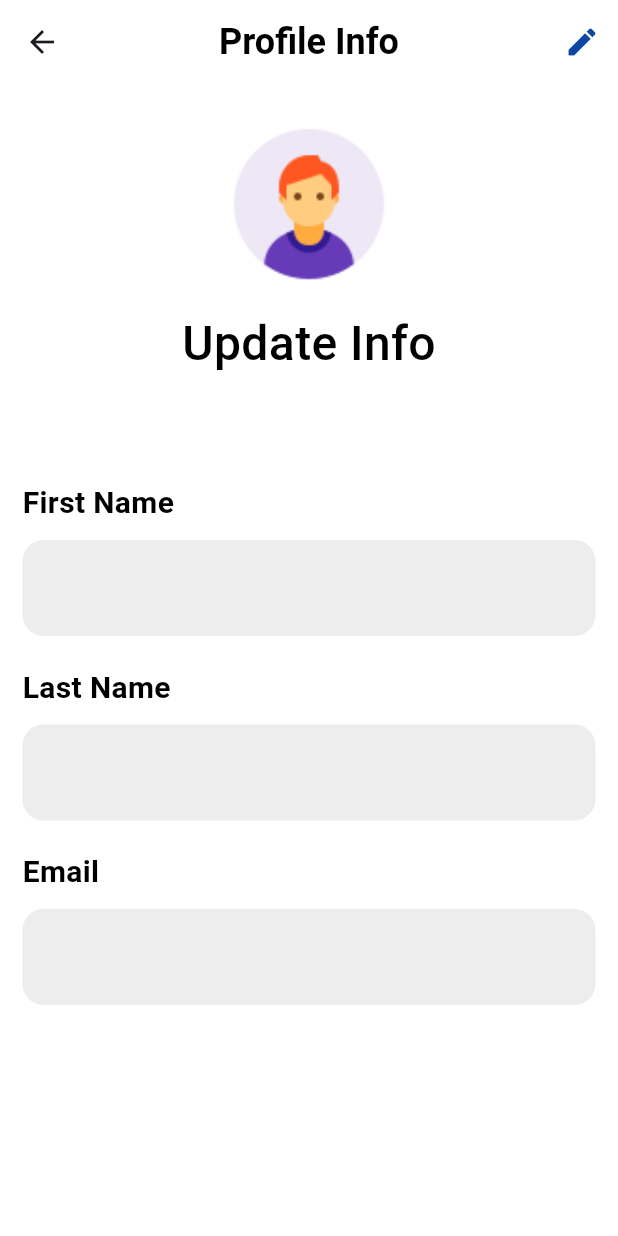
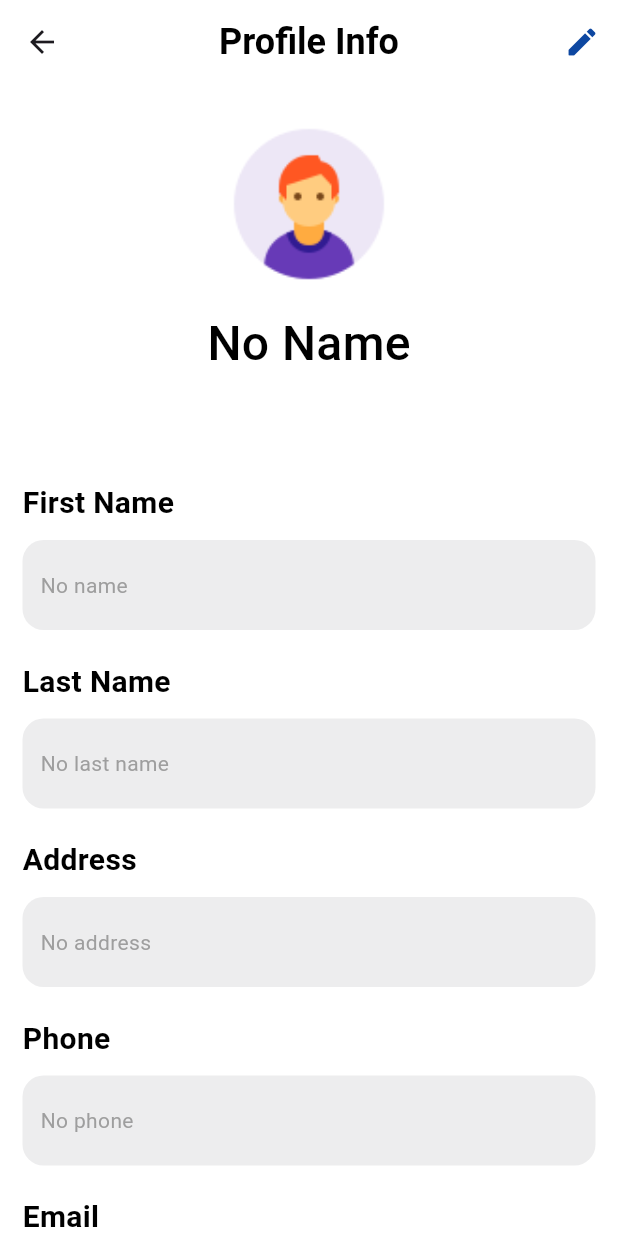
Before and after one commit to Pavito15/movilesProject, a Flutter app: the ProfileData screen opened directly, on a phone screen of 412 x 824 dp. Run offline on Flutter 3.47's test engine with Material 3 defaults, Android fonts, the phone set to English and light mode, and no system bars; our stand-ins replace cloud_firestore, custom_rating_bar, firebase_auth, firebase_core, firebase_messaging, firebase_storage and 2 more; accounts and stored records are empty.

Commit message:
profile data completo

```diff
--- a/lib/screens/profile/profile_data.dart
+++ b/lib/screens/profile/profile_data.dart
@@ -18,6 +18,8 @@ class _ProfileDataState extends State<ProfileData> {
   final TextEditingController _firstNameController = TextEditingController();
   final TextEditingController _lastNameController = TextEditingController();
   final TextEditingController _emailController = TextEditingController();
+  final TextEditingController _addressController = TextEditingController();
+  final TextEditingController _phoneController = TextEditingController();
 
   @override
   void initState() {
@@ -37,6 +39,8 @@ class _ProfileDataState extends State<ProfileData> {
         _firstNameController.text = user.name;
         _lastNameController.text = user.surname;
         _emailController.text = user.email;
+        _addressController.text = user.address;
+        _phoneController.text = user.phone;
       });
     }
   }
@@ -46,6 +50,8 @@ class _ProfileDataState extends State<ProfileData> {
     _firstNameController.dispose();
     _lastNameController.dispose();
     _emailController.dispose();
+    _addressController.dispose();
+    _phoneController.dispose();
     super.dispose();
   }
 
@@ -57,9 +63,15 @@ class _ProfileDataState extends State<ProfileData> {
     return Scaffold(
       appBar: CustomAppBar(
         title: "Profile Info",
-        onEdit: () {
-          Navigator.push(context,
+        onEdit: () async {
+          // Espera el resultado de la navegación y actualiza los controladores si es necesario
+          final result = await Navigator.push(context,
               MaterialPageRoute(builder: (context) => const EditProfile()));
+
+          // Si retornamos true, actualizamos los controladores
+          if (result == true) {
+            _updateControllers();
+          }
         },
       ),
       body: SingleChildScrollView(
@@ -75,7 +87,7 @@ class _ProfileDataState extends State<ProfileData> {
               ),
               TitleText(
                 text: (user?.name == null || user?.name == "")
-                    ? "Update Info"
+                    ? "No Name"
                     : user!.name,
                 fontWeight: FontWeight.w500,
               ),
@@ -94,10 +106,27 @@ class _ProfileDataState extends State<ProfileData> {
                 ),
               ),
               const SizedBox(height: 10),
-              CustomTextField(
+              _firstNameController.text.isEmpty
+                  ? Container(
+                      decoration: BoxDecoration(
+                        color: const Color.fromARGB(255, 237, 237, 238),
+                        borderRadius: BorderRadius.circular(14.0),
+                      ),
+                      padding: const EdgeInsets.symmetric(
+                          vertical: 20.0, horizontal: 12.0),
+                      width: double.infinity,
+                      child: const Text(
+                        "No name",
+                        style: TextStyle(
+                          color: Colors.grey,
+                        ),
+                      ),
+                    )
+                  : CustomTextField(
                       labelText: "",
                       controller: _firstNameController,
-                  readOnly: true),
+                      readOnly: true,
+                    ),
               const SizedBox(height: 20),
               Align(
                 alignment: Alignment.centerLeft,
@@ -109,9 +138,89 @@ class _ProfileDataState extends State<ProfileData> {
                 ),
               ),
               const SizedBox(height: 10),
-              CustomTextField(
+              _lastNameController.text.isEmpty
+                  ? Container(
+                      decoration: BoxDecoration(
+                        color: const Color.fromARGB(255, 237, 237, 238),
+                        borderRadius: BorderRadius.circular(14.0),
+                      ),
+                      padding: const EdgeInsets.symmetric(
+                          vertical: 20.0, horizontal: 12.0),
+                      width: double.infinity,
+                      child: const Text(
+                        "No last name",
+                        style: TextStyle(
+                          color: Colors.grey,
+                        ),
+                      ),
+                    )
+                  : CustomTextField(
                       labelText: "",
                       controller: _lastNameController,
+                      readOnly: true,
+                    ),
+              const SizedBox(height: 20),
+              Align(
+                alignment: Alignment.centerLeft,
+                child: SubtitleText(
+                  text: "Address",
+                  fontSize: 20.0,
+                  fontWeight: FontWeight.w600,
+                  color: Colors.black,
+                ),
+              ),
+              const SizedBox(height: 10),
+              _addressController.text.isEmpty
+                  ? Container(
+                      decoration: BoxDecoration(
+                        color: const Color.fromARGB(255, 237, 237, 238),
+                        borderRadius: BorderRadius.circular(14.0),
+                      ),
+                      padding: const EdgeInsets.symmetric(
+                          vertical: 20.0, horizontal: 12.0),
+                      width: double.infinity,
+                      child: const Text(
+                        "No address",
+                        style: TextStyle(
+                          color: Colors.grey,
+                        ),
+                      ),
+                    )
+                  : CustomTextField(
+                      labelText: "",
+                      controller: _addressController,
+                      readOnly: true,
+                    ),
+              const SizedBox(height: 20),
+              Align(
+                alignment: Alignment.centerLeft,
+                child: SubtitleText(
+                  text: "Phone",
+                  fontSize: 20.0,
+                  fontWeight: FontWeight.w600,
+                  color: Colors.black,
+                ),
+              ),
+              const SizedBox(height: 10),
+              _phoneController.text.isEmpty
+                  ? Container(
+                      decoration: BoxDecoration(
+                        color: const Color.fromARGB(255, 237, 237, 238),
+                        borderRadius: BorderRadius.circular(14.0),
+                      ),
+                      padding: const EdgeInsets.symmetric(
+                          vertical: 20.0, horizontal: 12.0),
+                      width: double.infinity,
+                      child: const Text(
+                        "No phone",
+                        style: TextStyle(
+                          color: Colors.grey,
+                        ),
+                      ),
+                    )
+                  : CustomTextField(
+                      labelText: "",
+                      controller: _phoneController,
                       readOnly: true,
                     ),
               const SizedBox(height: 20),
@@ -125,11 +234,28 @@ class _ProfileDataState extends State<ProfileData> {
                 ),
               ),
               const SizedBox(height: 10),
-              CustomTextField(
+              _emailController.text.isEmpty
+                  ? Container(
+                      decoration: BoxDecoration(
+                        color: const Color.fromARGB(255, 237, 237, 238),
+                        borderRadius: BorderRadius.circular(14.0),
+                      ),
+                      padding: const EdgeInsets.symmetric(
+                          vertical: 20.0, horizontal: 12.0),
+                      width: double.infinity,
+                      child: const Text(
+                        "No email",
+                        style: TextStyle(
+                          color: Colors.grey,
+                        ),
+                      ),
+                    )
+                  : CustomTextField(
                       labelText: "",
                       controller: _emailController,
                       readOnly: true,
                     ),
+              const SizedBox(height: 20),
             ],
           ),
         ),
```
Lines whose indentation alone changed are shown as unchanged.
